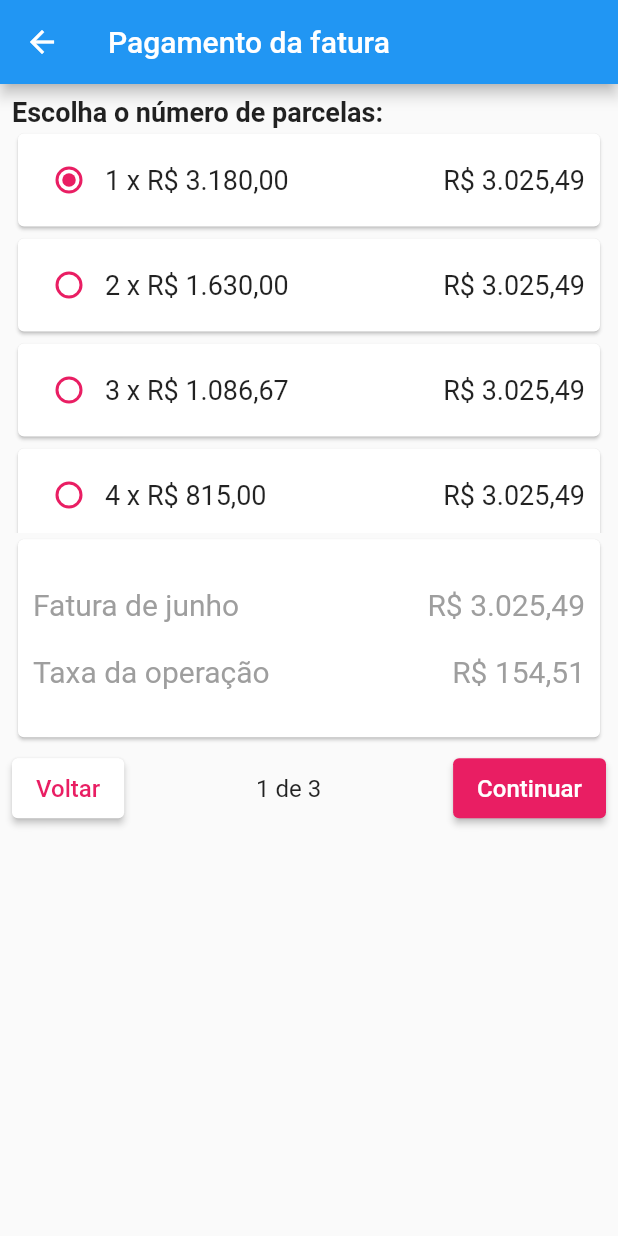
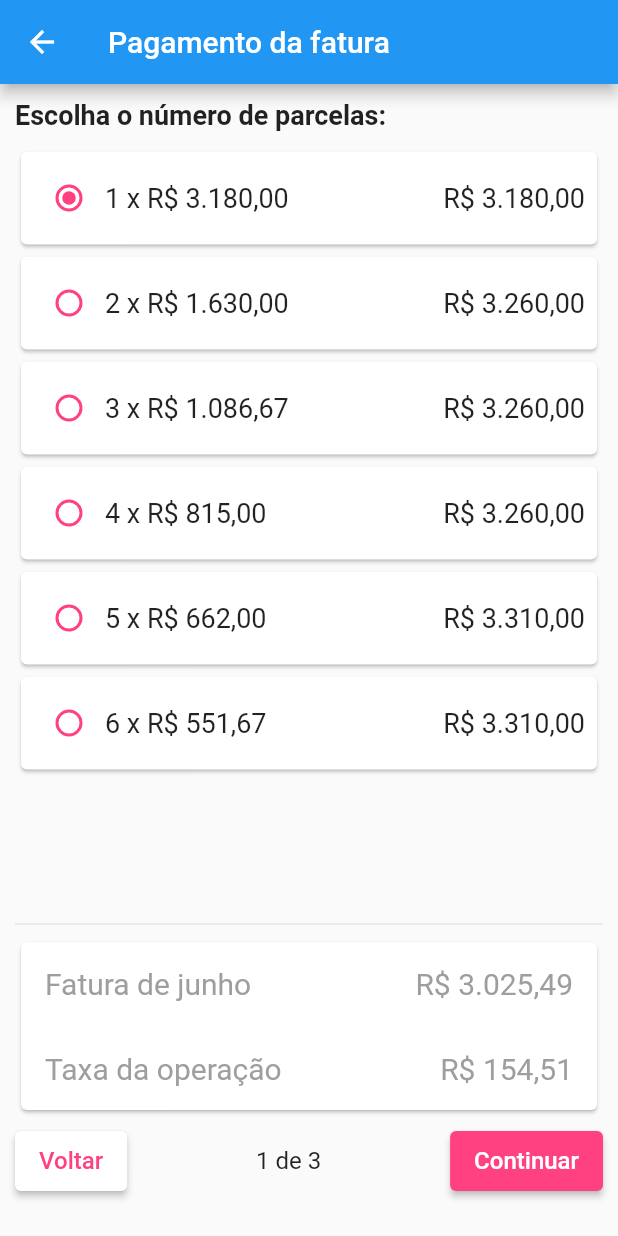
Before and after one commit to 94silva-bruno/Faturas, a Flutter app: the screen it shows after launch, after a tap on "Pagar com cartão de crédito", on a phone screen of 412 x 824 dp. Run offline on Flutter 3.47's test engine with Material 2 defaults, Android fonts, the phone set to English and light mode, and no system bars; our stand-ins replace flutter_spinkit.

Commit message:
Melhorias no projeto de Faturas do treinamento de flutter da Quinto Andar.

```diff
--- a/lib/view/screens/home.dart
+++ b/lib/view/screens/home.dart
@@ -9,7 +9,26 @@ class Home extends StatelessWidget {
     return MaterialApp(
       home: Fatura(),
       theme: ThemeData(
-        primaryColor: Colors.pink,
+        primaryColor: Colors.pinkAccent,
+        accentColor: Colors.pinkAccent,
+        outlinedButtonTheme: OutlinedButtonThemeData(
+          style: ButtonStyle(
+            backgroundColor: MaterialStateProperty.all<Color>(Colors.white),
+            foregroundColor: MaterialStateProperty.all<Color>(Colors.pinkAccent),
+          ),
+        ),
+        textButtonTheme: TextButtonThemeData(
+          style: ButtonStyle(
+            backgroundColor: MaterialStateProperty.all<Color>(Colors.white),
+            foregroundColor: MaterialStateProperty.all<Color>(Colors.pinkAccent),
+          ),
+        ),
+        elevatedButtonTheme: ElevatedButtonThemeData(
+          style: ButtonStyle(
+            backgroundColor: MaterialStateProperty.all<Color>(Colors.white),
+            foregroundColor: MaterialStateProperty.all<Color>(Colors.pinkAccent),
+          ),
+        ),
       ),
     );
   }
@@ -18,7 +37,6 @@ class Home extends StatelessWidget {
 class Fatura extends StatelessWidget {
   @override
   Widget build(BuildContext context) {
-    // TODO: implement build
     return Scaffold(
       appBar: AppBar(
         title: Text('Sistema de Faturas'),
@@ -200,7 +218,6 @@ class Fatura extends StatelessWidget {
 class Alerta extends StatelessWidget {
   @override
   Widget build(BuildContext context) {
-    // TODO: implement build
     return AlertDialog(
       title: Text(
         'Funcionalidade não implementada',
--- a/lib/view/screens/payment_options.dart
+++ b/lib/view/screens/payment_options.dart
@@ -11,7 +11,16 @@ class PaymentOptionsScreen extends StatelessWidget {
     return MultiProvider(
       providers: [
         ChangeNotifierProvider(
-          create: (context) => PaymentOptionsModel(0.0, [], PaymentOption(1, 3180.00, 3025.49)),
+          create: (context) => PaymentOptionsModel(3025.49,
+              [
+                PaymentOption(1, 3180.00, 3180.00),
+                PaymentOption(2, 1630.00, 3260.00),
+                PaymentOption(3, 1086.67, 3260.00),
+                PaymentOption(4, 815.00, 3260.00),
+                PaymentOption(5, 662.00, 3310.00),
+                PaymentOption(6, 551.67, 3310.00)
+              ],
+              PaymentOption(1, 3180.00, 3180.00)),
         ),
         ChangeNotifierProvider(
           create: (context) => PaymentOptionsViewModel(),
--- a/lib/view/widgets/payment_options_widget.dart
+++ b/lib/view/widgets/payment_options_widget.dart
@@ -1,13 +1,12 @@
-import 'package:faturas/model/payment_option.dart';
 import 'package:faturas/view_model/payment_options_view_model.dart';
 import 'package:flutter/cupertino.dart';
 import 'package:flutter/material.dart';
+import 'package:flutter_spinkit/flutter_spinkit.dart';
 import 'package:intl/intl.dart';
 import 'package:provider/provider.dart';
 
 class PaymentOptionsWidget extends StatelessWidget {
 
-  PaymentOptionsViewModel paymentOptionsViewModel = PaymentOptionsViewModel();
   final formatCurrency = new NumberFormat("#,##0.00", "pt_BR");
 
   @override
@@ -17,7 +16,7 @@ class PaymentOptionsWidget extends StatelessWidget {
         title: Text('Pagamento da fatura'),
       ),
       body: Padding(
-        padding: const EdgeInsets.all(8.0),
+        padding: const EdgeInsets.all(10),
         child: Column(
           children: [
             Align(
@@ -30,18 +29,20 @@ class PaymentOptionsWidget extends StatelessWidget {
                 ),
               ),
             ),
+            SizedBox(
+              height: 10,
+            ),
             Expanded(
-              child: _contentListView(context,
-                  paymentOptionsViewModel.paymentOptionsModel.paymentOptions),
+              child: _contentListView(),
             ),
+            Divider(),
             SizedBox(
-              height: 140,
+              height: 120,
               child: Card(
                 child: Padding(
-                  padding: EdgeInsets.all(10.0),
+                  padding: const EdgeInsets.all(16.0),
                   child: Column(
                     children: [
-                      Spacer(),
                       Row(
                         children: [
                           Text(
@@ -77,7 +78,8 @@ class PaymentOptionsWidget extends StatelessWidget {
                           Spacer(),
                           Consumer<PaymentOptionsViewModel>(
                             builder: (context, paymentOptionsViewModel, child) {
-                              final transactionFee = formatCurrency.format(paymentOptionsViewModel
+                              final transactionFee = formatCurrency.format(
+                                  paymentOptionsViewModel
                                       .calculationTransactionFee());
                               return Text(
                                 'R\$ $transactionFee',
@@ -92,7 +94,6 @@ class PaymentOptionsWidget extends StatelessWidget {
                           ),
                         ],
                       ),
-                      Spacer(),
                     ],
                   ),
                 ),
@@ -110,7 +111,6 @@ class PaymentOptionsWidget extends StatelessWidget {
                       'Voltar',
                       style: TextStyle(
                         fontSize: 16.0,
-                        color: Colors.pink,
                       ),
                     ),
                     onPressed: () {
@@ -142,47 +142,63 @@ class PaymentOptionsWidget extends StatelessWidget {
                     ),
                     onPressed: () {},
                     style: ButtonStyle(
-                      backgroundColor: MaterialStateProperty.all<Color>(Colors.pink),
+                      backgroundColor:
+                          MaterialStateProperty.all<Color>(Colors.pinkAccent),
                     ),
                   ),
                 ),
               ],
             ),
-            Spacer(),
+            SizedBox(
+              height: 20,
+            ),
           ],
         ),
       ),
     );
   }
 
-  Widget _contentListView(
-      BuildContext context, List<PaymentOption> listPaymentOption) {
-
+  Widget _contentListView() {
     return Consumer<PaymentOptionsViewModel>(
       builder: (context, paymentOptionsViewModel, child) {
-         return ListView.builder(
+        return SizedBox(
+          child: ListView.builder(
             shrinkWrap: true,
-           itemCount: listPaymentOption.length,
+            itemCount: paymentOptionsViewModel.paymentOptionsModel.paymentOptions.length,
             itemBuilder: (context, index) {
               var indice = index + 1;
-             var value = formatCurrency.format(listPaymentOption[index].value);
-             var total = formatCurrency.format(listPaymentOption[index].total);
+              var value = formatCurrency.format(paymentOptionsViewModel.paymentOptionsModel.paymentOptions[index].value);
+              var total = formatCurrency.format(paymentOptionsViewModel.paymentOptionsModel.paymentOptions[index].total);
               var key = Key('$indice');
 
               return SizedBox(
                 height: 70,
                 child: Card(
                   child: Padding(
-                   padding: EdgeInsets.all(10.0),
+                    padding: EdgeInsets.all(8.0),
                     child: Row(
                       children: [
                         Radio(
                           value: indice,
-                         groupValue: paymentOptionsViewModel.paymentOptionsModel.selectedPaymentOption.number,
+                          groupValue: paymentOptionsViewModel
+                              .paymentOptionsModel.selectedPaymentOption.number,
                           onChanged: (value) {
-                           Provider.of<PaymentOptionsViewModel>(context, listen: false).selectedPaymentOptions(index);
+                            showDialog(
+                              context: context,
+                              builder: (context) {
+                                return SpinKitFadingCircle(color: Colors.pinkAccent);
                               },
-                         fillColor: MaterialStateProperty.all<Color>(Colors.pink),
+                              barrierDismissible: false,
+                            );
+                            Future.delayed(Duration(milliseconds: 1500), () {
+                              Navigator.pop(context);
+                              Provider.of<PaymentOptionsViewModel>(context,
+                                  listen: false)
+                                  .selectedPaymentOptions(index);
+                            });
+                          },
+                          fillColor:
+                              MaterialStateProperty.all<Color>(Colors.pinkAccent),
                           key: key,
                         ),
                         Text(
@@ -204,6 +220,7 @@ class PaymentOptionsWidget extends StatelessWidget {
                 ),
               );
             },
+          ),
         );
       },
     );
--- a/lib/view_model/payment_options_view_model.dart
+++ b/lib/view_model/payment_options_view_model.dart
@@ -3,30 +3,29 @@ import 'package:faturas/model/payment_options_model.dart';
 import 'package:flutter/material.dart';
 
 class PaymentOptionsViewModel extends ChangeNotifier {
+
   PaymentOptionsModel paymentOptionsModel = PaymentOptionsModel(
       3025.49,
       [
-        PaymentOption(1, 3180.00, 3025.49),
-        PaymentOption(2, 1630.00, 3025.49),
-        PaymentOption(3, 1086.67, 3025.49),
-        PaymentOption(4, 815.00, 3025.49),
-        PaymentOption(5, 662.00, 3025.49),
-        PaymentOption(6, 551.67, 3025.49)
+        PaymentOption(1, 3180.00, 3180.00),
+        PaymentOption(2, 1630.00, 3260.00),
+        PaymentOption(3, 1086.67, 3260.00),
+        PaymentOption(4, 815.00, 3260.00),
+        PaymentOption(5, 662.00, 3310.00),
+        PaymentOption(6, 551.67, 3310.00)
       ],
-      PaymentOption(1, 3180.00, 3025.49));
+      PaymentOption(1, 3180.00, 3180.00));
 
   double calculationTransactionFee() {
-    final total = paymentOptionsModel.selectedPaymentOption.total;
-    final value = paymentOptionsModel.selectedPaymentOption.value;
-
-    final transactionFee =
-        (paymentOptionsModel.selectedPaymentOption.number * value) - total;
-    return transactionFee;
+    return (paymentOptionsModel.selectedPaymentOption.number * paymentOptionsModel.selectedPaymentOption.value) - paymentOptionsModel.invoiceValue;
   }
 
-  void selectedPaymentOptions(int indice) {
-    paymentOptionsModel.selectedPaymentOption =
-        paymentOptionsModel.paymentOptions[indice];
+  PaymentOption getPaymentOptionSelected() {
+    return paymentOptionsModel.selectedPaymentOption;
+  }
+
+  void selectedPaymentOptions(int index) {
+    paymentOptionsModel.paymentOptionSelected(paymentOptionsModel.paymentOptions[index]);
 
     notifyListeners();
   }
--- a/pubspec.yaml
+++ b/pubspec.yaml
@@ -30,6 +30,7 @@ dependencies:
 
   intl: ^0.17.0
   provider: ^6.0.1
+  flutter_spinkit: ^5.1.0
 
 dev_dependencies:
   flutter_test:
```
Also changed, not shown: pubspec.lock. Lines whose indentation alone changed are shown as unchanged.
